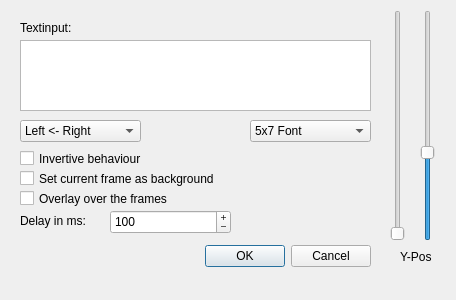
First picture: the form in src/LEDMatrixEditor/addtextanimationdialog.ui, repository Renneke/LED-Matrix-Editor, before the edit.
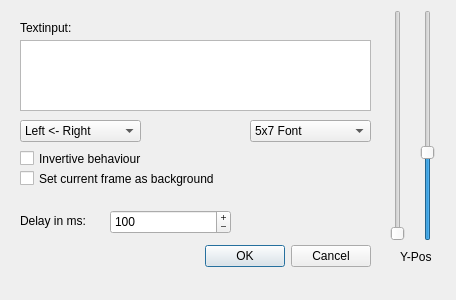
Second picture: the form after the edit.

```diff
--- a/src/LEDMatrixEditor/addtextanimationdialog.ui
+++ b/src/LEDMatrixEditor/addtextanimationdialog.ui
@@ -146,19 +146,6 @@
     <string>Set current frame as background</string>
    </property>
   </widget>
-  <widget class="QCheckBox" name="checkBox_3">
-   <property name="geometry">
-    <rect>
-     <x>20</x>
-     <y>190</y>
-     <width>211</width>
-     <height>17</height>
-    </rect>
-   </property>
-   <property name="text">
-    <string>Overlay over the frames</string>
-   </property>
-  </widget>
   <widget class="QComboBox" name="comboBox_2">
    <property name="geometry">
     <rect>
```
Left out of the diff: 2 changed lines with no effect on the pictures.
